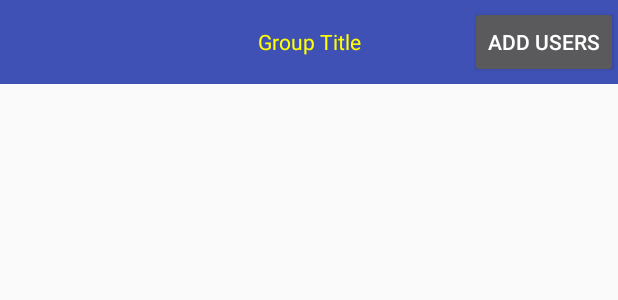
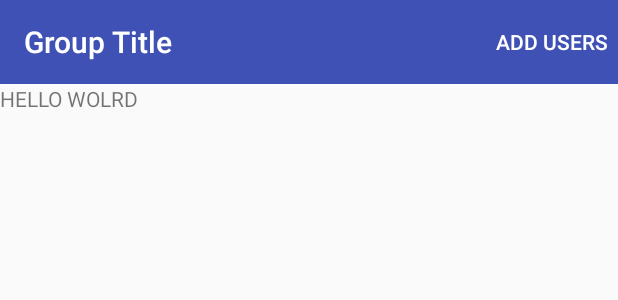
Before and after one commit to matteosantama/PikIt, an Android app: the layout activity_group_detail.xml on its own in the app's theme, with its tools: preview values and no code run, on a phone screen of 412 x 824 dp. Shown: the top 300 px of the screen. Run offline under Robolectric (Android 15) with nearby library versions, the phone set to English and light mode, and no system bars.

Commit message:
retrieved Group object in GroupDetail Activity

```diff
--- a/app/src/main/AndroidManifest.xml
+++ b/app/src/main/AndroidManifest.xml
@@ -12,8 +12,7 @@
         android:supportsRtl="true"
         android:theme="@style/AppTheme">
         <activity
-            android:name=".LoginActivity"
-            android:noHistory="true">
+            android:name=".LoginActivity">
             <intent-filter>
                 <action android:name="android.intent.action.MAIN" />
 
--- a/app/src/main/res/layout/activity_group_detail.xml
+++ b/app/src/main/res/layout/activity_group_detail.xml
@@ -5,7 +5,7 @@
     android:layout_width="match_parent"
     android:layout_height="match_parent"
     tools:context="hu.ait.matteo.pikit.GroupDetail"
-    android:orientation="horizontal">
+    android:orientation="vertical">
 
 
     <android.support.v7.widget.Toolbar
@@ -14,22 +14,19 @@
         android:layout_width="match_parent"
         android:minHeight="?attr/actionBarSize"
         android:background="@color/colorPrimary"
-        app:theme="@style/AppTheme.AppBarOverlay" >
-
-
-        <TextView
-            android:layout_width="wrap_content"
-            android:layout_height="wrap_content"
-            android:text="Group Title"
-            android:layout_gravity="center"
-            android:id="@+id/toolbar_title"
-            android:textColor="#ffff00"/>
+        app:theme="@style/AppTheme.AppBarOverlay"
+        app:title="Group Title">
 
         <Button
+            android:id="@+id/addUsersBtn"
             android:layout_width="wrap_content"
             android:layout_height="match_parent"
             android:layout_gravity="end"
-            android:text="Add Users"/>
+            android:text="Add Users"
+            android:background="@android:color/transparent"
+            android:textColor="@android:color/white"
+            android:clickable="true"
+            />
 
     </android.support.v7.widget.Toolbar>
 
```
Also changed, not shown: app/src/main/java/hu/ait/matteo/pikit/GroupDetail.java (+97 -0 lines), app/src/main/java/hu/ait/matteo/pikit/GroupRecyclerAdapter.java (+0 -9 lines), app/src/main/java/hu/ait/matteo/pikit/GroupsActivity.java (+4 -31 lines), app/src/main/res/layout/user_add_dialog.xml (added, +16 -0 lines).
